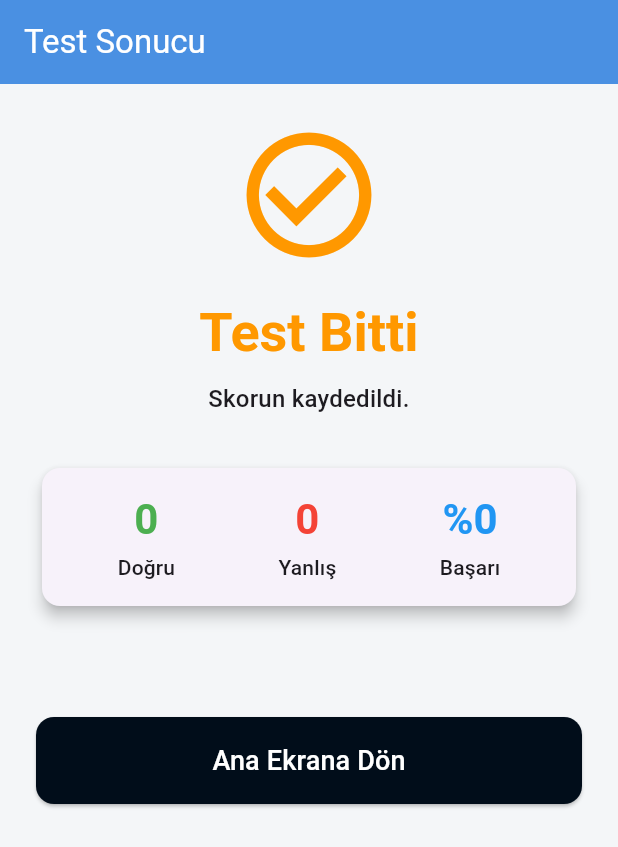
After one commit to Mehmethanylmz/ProVocabAI, a Flutter app: the TestResultScreen screen opened directly, on a phone screen of 412 x 824 dp. The commit adds this screen. Shown: the top 847 px of the screen. Run offline on Flutter 3.47's test engine with Material 3 defaults, Android fonts, the phone set to English and light mode, and no system bars; our stand-ins replace audioplayers, fl_chart, flutter_local_notifications, flutter_tts, shared_preferences, sqflite and 1 more; accounts and stored records are empty; statements that could not run were skipped.

Commit message:
hatalar giderildi

```diff
--- a/lib/providers/word_provider.dart
+++ b/lib/providers/word_provider.dart
@@ -16,6 +16,7 @@ class WordProvider with ChangeNotifier {
   List<Word> _reviewQueue = [];
   List<BatchHistory> _batchHistory = [];
   List<Word> _userWords = [];
+  List<Word> _wrongAnswersInSession = [];
   int? _currentTestingBatchId;
 
   DashboardStats? _stats;
@@ -41,6 +42,7 @@ class WordProvider with ChangeNotifier {
   List<Word> get reviewQueue => _reviewQueue;
   List<BatchHistory> get batchHistory => _batchHistory;
   List<Word> get userWords => _userWords;
+  List<Word> get wrongAnswersInSession => _wrongAnswersInSession;
   int get correctCount => _correctCount;
   int get incorrectCount => _incorrectCount;
   int get totalWordsInReview => _totalReviewCount;
@@ -159,6 +161,7 @@ class WordProvider with ChangeNotifier {
     notifyListeners();
     _reviewQueue = [];
     _currentTestingBatchId = null;
+    _wrongAnswersInSession.clear();
 
     switch (testMode) {
       case 'current':
@@ -203,6 +206,7 @@ class WordProvider with ChangeNotifier {
   void answerIncorrectly(Word word) {
     if (_reviewQueue.isEmpty) return;
     _incorrectCount++;
+    _wrongAnswersInSession.add(word);
     _reviewQueue.removeAt(0);
     _dbHelper.updateWordMastery(word, false);
     notifyListeners();
--- a/lib/screens/home_screen.dart
+++ b/lib/screens/home_screen.dart
@@ -430,7 +430,6 @@ class _HomeScreenState extends State<HomeScreen> {
       padding: const EdgeInsets.fromLTRB(24, 0, 24, 0),
       child: InkWell(
         onTap: () {
-          Provider.of<WordProvider>(context, listen: false).fetchUserWords();
           Navigator.push(
             context,
             MaterialPageRoute(builder: (context) => MyWordsScreen()),
--- a/lib/screens/my_words_screen.dart
+++ b/lib/screens/my_words_screen.dart
@@ -20,7 +20,9 @@ class _MyWordsScreenState extends State<MyWordsScreen> {
   @override
   void initState() {
     super.initState();
-    Provider.of<WordProvider>(context, listen: false).fetchUserWords();
+    WidgetsBinding.instance.addPostFrameCallback((_) {
+      Provider.of<WordProvider>(context, listen: false).fetchUserWords();
+    });
     _searchController.addListener(() {
       setState(() {
         _query = _searchController.text;
--- /dev/null
+++ b/lib/screens/test_result_screen.dart
@@ -0,0 +1,192 @@
+// C:\Users\Mete\Desktop\englishwordsapp\pratikapp\lib\screens\test_result_screen.dart
+
+import 'package:flutter/material.dart';
+import 'package:provider/provider.dart';
+import '../providers/word_provider.dart';
+import 'package:flutter_tts/flutter_tts.dart';
+
+class TestResultScreen extends StatefulWidget {
+  const TestResultScreen({super.key});
+
+  @override
+  State<TestResultScreen> createState() => _TestResultScreenState();
+}
+
+class _TestResultScreenState extends State<TestResultScreen> {
+  final FlutterTts flutterTts = FlutterTts();
+
+  @override
+  void initState() {
+    super.initState();
+    _setupTts();
+  }
+
+  void _setupTts() async {
+    await flutterTts.setLanguage("en-US");
+    await flutterTts.setSpeechRate(0.5);
+  }
+
+  Future<void> _speak(String text) async {
+    await flutterTts.speak(text);
+  }
+
+  @override
+  void dispose() {
+    flutterTts.stop();
+    super.dispose();
+  }
+
+  @override
+  Widget build(BuildContext context) {
+    final provider = Provider.of<WordProvider>(context, listen: false);
+    final theme = Theme.of(context);
+
+    final int correct = provider.correctCount;
+    final int incorrect = provider.incorrectCount;
+    final int total = correct + incorrect;
+    final double successRate = (total == 0) ? 0 : (correct / total) * 100;
+
+    String dialogTitle;
+    IconData dialogIcon;
+    Color dialogColor;
+
+    if (successRate >= 80) {
+      dialogTitle = 'Harika İş!';
+      dialogIcon = Icons.emoji_events;
+      dialogColor = Colors.green;
+    } else if (successRate >= 50) {
+      dialogTitle = 'İyi Gidiyorsun!';
+      dialogIcon = Icons.thumb_up_alt;
+      dialogColor = Colors.blue;
+    } else {
+      dialogTitle = 'Test Bitti';
+      dialogIcon = Icons.check_circle_outline;
+      dialogColor = Colors.orange;
+    }
+
+    final wrongWords = provider.wrongAnswersInSession;
+
+    return Scaffold(
+      appBar: AppBar(
+        title: Text('Test Sonucu'),
+        automaticallyImplyLeading: false,
+      ),
+      body: SingleChildScrollView(
+        padding: const EdgeInsets.all(24.0),
+        child: Column(
+          crossAxisAlignment: CrossAxisAlignment.stretch,
+          children: [
+            Icon(dialogIcon, size: 100, color: dialogColor),
+            SizedBox(height: 20),
+            Text(
+              dialogTitle,
+              style: theme.textTheme.displaySmall?.copyWith(
+                color: dialogColor,
+                fontWeight: FontWeight.bold,
+              ),
+              textAlign: TextAlign.center,
+            ),
+            SizedBox(height: 10),
+            Text(
+              'Skorun kaydedildi.',
+              style: theme.textTheme.titleMedium,
+              textAlign: TextAlign.center,
+            ),
+            SizedBox(height: 30),
+            Card(
+              elevation: 4,
+              child: Padding(
+                padding: const EdgeInsets.all(16.0),
+                child: Row(
+                  mainAxisAlignment: MainAxisAlignment.spaceAround,
+                  children: [
+                    _buildStatColumn(
+                      context,
+                      'Doğru',
+                      correct.toString(),
+                      Colors.green,
+                    ),
+                    _buildStatColumn(
+                      context,
+                      'Yanlış',
+                      incorrect.toString(),
+                      Colors.red,
+                    ),
+                    _buildStatColumn(
+                      context,
+                      'Başarı',
+                      '%${successRate.toStringAsFixed(0)}',
+                      Colors.blue,
+                    ),
+                  ],
+                ),
+              ),
+            ),
+            SizedBox(height: 30),
+            if (wrongWords.isNotEmpty)
+              Text(
+                'Tekrar Gereken Kelimeler',
+                style: theme.textTheme.headlineSmall,
+              ),
+            if (wrongWords.isNotEmpty)
+              ListView.builder(
+                shrinkWrap: true,
+                physics: NeverScrollableScrollPhysics(),
+                itemCount: wrongWords.length,
+                itemBuilder: (context, index) {
+                  final word = wrongWords[index];
+                  return Card(
+                    margin: EdgeInsets.symmetric(vertical: 4),
+                    child: ListTile(
+                      title: Text(
+                        word.en,
+                        style: TextStyle(fontWeight: FontWeight.bold),
+                      ),
+                      subtitle: Text(word.tr),
+                      trailing: IconButton(
+                        icon: Icon(Icons.volume_up, color: Colors.blueAccent),
+                        onPressed: () => _speak(word.en),
+                      ),
+                    ),
+                  );
+                },
+              ),
+            SizedBox(height: 40),
+            ElevatedButton(
+              style: ElevatedButton.styleFrom(
+                backgroundColor: theme.primaryColor,
+                foregroundColor: Colors.white,
+                padding: EdgeInsets.symmetric(vertical: 16),
+              ),
+              child: Text('Ana Ekrana Dön', style: TextStyle(fontSize: 18)),
+              onPressed: () {
+                Navigator.of(context).popUntil((route) => route.isFirst);
+              },
+            ),
+          ],
+        ),
+      ),
+    );
+  }
+
+  Widget _buildStatColumn(
+    BuildContext context,
+    String title,
+    String value,
+    Color color,
+  ) {
+    return Column(
+      children: [
+        Text(
+          value,
+          style: Theme.of(context).textTheme.headlineMedium?.copyWith(
+            color: color,
+            fontWeight: FontWeight.bold,
+          ),
+        ),
+        SizedBox(height: 4),
+        Text(title, style: Theme.of(context).textTheme.titleSmall),
+      ],
+    );
+  }
+}
```
Also changed, not shown: lib/screens/review_screen.dart (+19 -44 lines), lib/screens/review_screen_multiple_choice.dart (+16 -42 lines).
